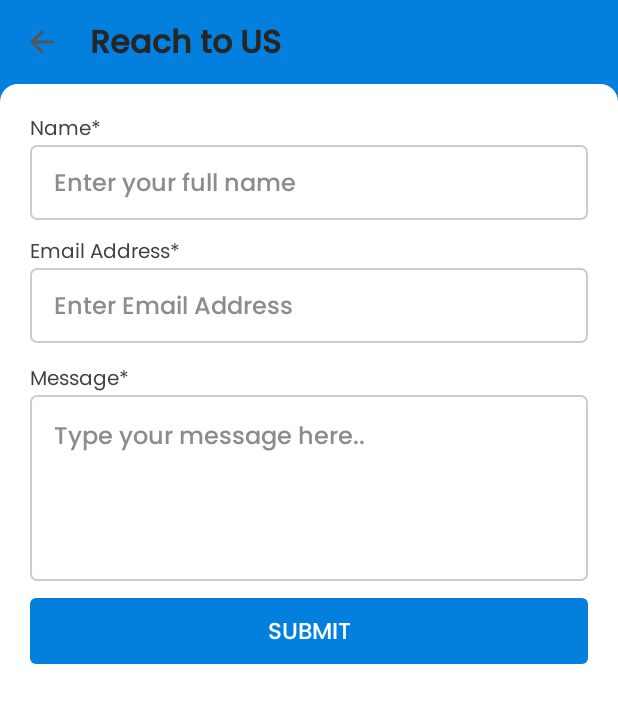
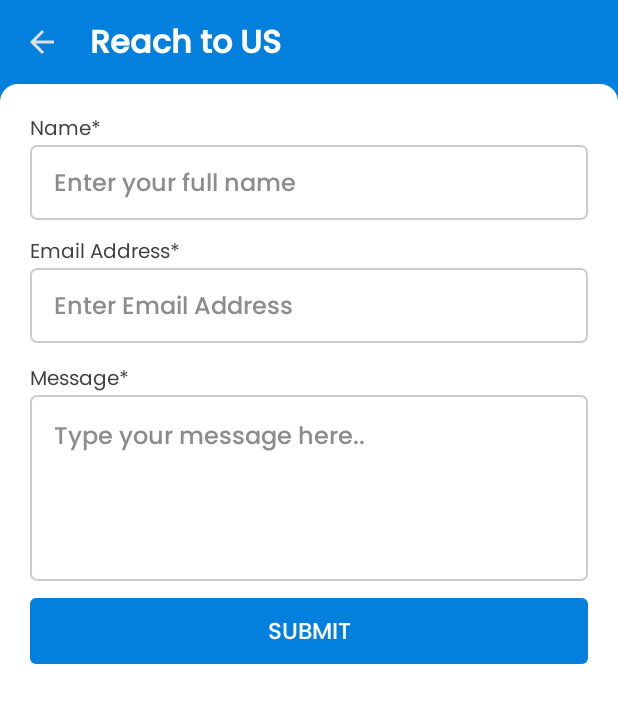
Before and after one commit to rayvalesh/Gropix-App, an Android app: the ReachUsActivity screen opened directly, with no data from a screen before it, on a phone screen of 412 x 824 dp. Shown: the top 703 px of the screen. Run offline under Robolectric (Android 15) with nearby library versions, the light colour scheme and no system bars; our stand-ins replace data binding; libraries missing offline, so code that uses them is left out: tk.jamun.ui, tk.jamun.volley, tk.jamunx.ui.

Commit message:
(F01)-(J01)-(D01)-(v0.0.2)-(U04)

```diff
--- a/app/src/main/java/com/coagere/gropix/ui/activities/ExploreOrderActivity.kt
+++ b/app/src/main/java/com/coagere/gropix/ui/activities/ExploreOrderActivity.kt
@@ -65,7 +65,7 @@ class ExploreOrderActivity : BaseActivity(), View.OnClickListener {
         HelperActionBar.setSupportActionBar(
             this@ExploreOrderActivity,
             binding!!.idAppBar,
-            orderModel?.title,
+            orderModel?.title
         )
     }
 
--- a/app/src/main/java/com/coagere/gropix/ui/activities/ReachUsActivity.kt
+++ b/app/src/main/java/com/coagere/gropix/ui/activities/ReachUsActivity.kt
@@ -5,7 +5,6 @@ import android.view.LayoutInflater
 import android.view.MenuItem
 import android.view.View
 import android.widget.Toast
-import androidx.appcompat.widget.Toolbar
 import androidx.lifecycle.lifecycleScope
 import com.coagere.gropix.R
 import com.coagere.gropix.databinding.ActivityReachUsBinding
@@ -15,7 +14,7 @@ import com.coagere.gropix.prefs.UserStorage
 import com.coagere.gropix.utils.MyApplication.Companion.isLoggedIn
 import com.coagere.gropix.utils.UtilityClass
 import com.tc.utils.elements.BaseActivity
-import com.tc.utils.utils.helpers.HelperActionBar.setSupportActionBar
+import com.tc.utils.utils.helpers.HelperActionBar
 import com.tc.utils.variables.abstracts.OnEventOccurListener
 import kotlinx.android.synthetic.main.activity_reach_us.*
 import tk.jamun.ui.snacks.MySnackBar
@@ -48,10 +47,15 @@ class ReachUsActivity : BaseActivity(), View.OnClickListener {
 
     override fun setToolbar() {
         super.setToolbar()
-        val toolbar = findViewById<Toolbar>(R.id.id_app_bar)
-        setSupportActionBar(toolbar)
-        setSupportActionBar(supportActionBar, R.string.string_activity_name_contact_us)
+        HelperActionBar.setSupportActionBar(
+            activity = this@ReachUsActivity,
+            view = binding!!.idAppBar,
+            title = getString(
+                R.string.string_activity_name_contact_us,
+            )
+        )
     }
+
 
     override fun initializeView() {
         super.initializeView()
@@ -120,6 +124,10 @@ class ReachUsActivity : BaseActivity(), View.OnClickListener {
         return true
     }
 
+    override fun onBackPressed() {
+        super.onBackPressed()
+    }
+
     override fun onClick(v: View?) {
         submitClick()
     }
--- a/app/src/main/res/layout/activity_main.xml
+++ b/app/src/main/res/layout/activity_main.xml
@@ -215,7 +215,7 @@
 
         <androidx.core.widget.NestedScrollView
             android:layout_width="match_parent"
-            android:layout_height="match_parent"
+            android:layout_height="wrap_content"
             android:background="@color/colorWhite"
             app:layout_behavior="com.google.android.material.appbar.AppBarLayout$ScrollingViewBehavior">
 
--- a/app/src/main/res/layout/activity_reach_us.xml
+++ b/app/src/main/res/layout/activity_reach_us.xml
@@ -19,7 +19,36 @@
         android:fitsSystemWindows="true"
         tools:context=".ui.activities.ReachUsActivity">
 
-        <include layout="@layout/include_app_bar_layout" />
+        <com.google.android.material.appbar.AppBarLayout
+            android:id="@+id/id_parent_app_bar"
+            android:layout_width="match_parent"
+            android:layout_height="wrap_content"
+            android:background="@color/colorPrimary"
+            android:theme="@style/ThemeOverlay.AppCompat.Dark.ActionBar"
+            app:elevation="@dimen/dimen_app_bar_elevation_zero"
+            tools:ignore="UnusedAttribute">
+
+            <com.google.android.material.appbar.CollapsingToolbarLayout
+                android:layout_width="match_parent"
+                android:layout_height="wrap_content"
+                android:minHeight="@dimen/dimen_app_bar_height"
+                app:titleEnabled="false">
+
+                <androidx.appcompat.widget.Toolbar
+                    android:id="@+id/id_app_bar"
+                    android:layout_width="match_parent"
+                    android:layout_height="?attr/actionBarSize"
+                    android:background="@android:color/transparent"
+                    android:minHeight="@dimen/dimen_app_bar_height"
+                    android:theme="@style/AppBarWhite"
+                    app:contentInsetStartWithNavigation="0dp"
+                    app:popupTheme="@style/AppBarPop"
+                    app:titleTextAppearance="@style/AppBarTextViewStyleWhite"
+                    app:titleTextColor="@color/colorWhite" />
+
+
+            </com.google.android.material.appbar.CollapsingToolbarLayout>
+        </com.google.android.material.appbar.AppBarLayout>
 
         <androidx.core.widget.NestedScrollView
             android:id="@+id/id_scroll_view"
```
